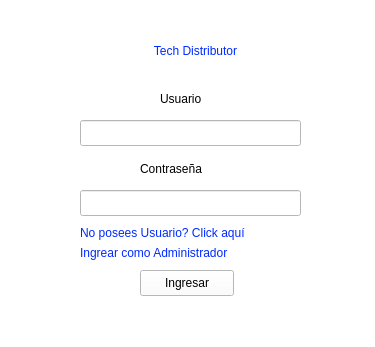
Before: the Qt Designer form mainwindow.ui in ZekaDevv/Tech-Distributor, drawn with Qt 5.
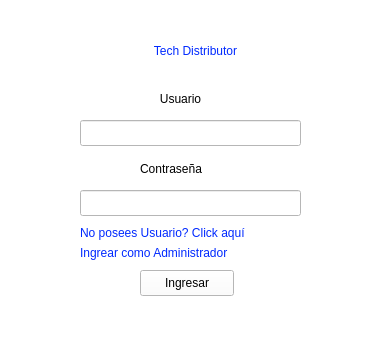
After: the same form once the commit is applied.

```diff
--- a/mainwindow.ui
+++ b/mainwindow.ui
@@ -85,9 +85,9 @@
    <widget class="QLabel" name="label_user">
     <property name="geometry">
      <rect>
-      <x>160</x>
+      <x>110</x>
       <y>90</y>
-      <width>81</width>
+      <width>141</width>
       <height>18</height>
      </rect>
     </property>
@@ -98,6 +98,9 @@
     <property name="text">
      <string>Usuario</string>
     </property>
+    <property name="alignment">
+     <set>Qt::AlignmentFlag::AlignCenter</set>
+    </property>
    </widget>
    <widget class="QLineEdit" name="input_user">
     <property name="geometry">
```
Left out of the diff: 4 changed lines with no effect on the pictures.
